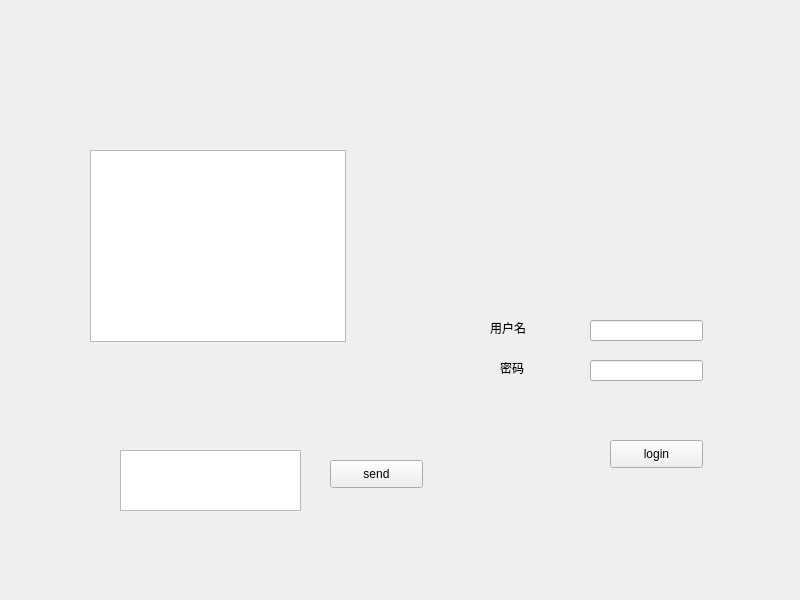
Qt form myClient/widget.ui (xzhy324/myIMbyQT) before a commit.
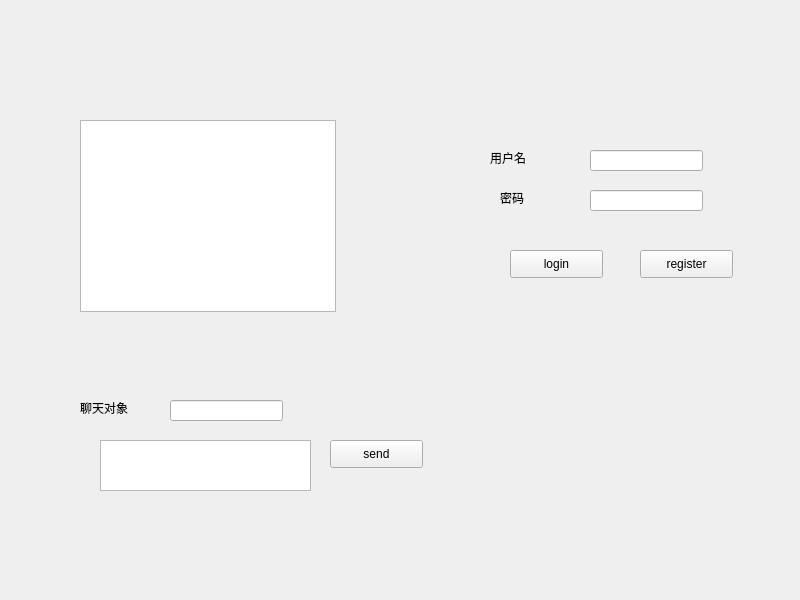
The same form after that commit.

```diff
--- a/myClient/widget.ui
+++ b/myClient/widget.ui
@@ -16,8 +16,8 @@
   <widget class="QPushButton" name="loginButton">
    <property name="geometry">
     <rect>
-     <x>610</x>
-     <y>440</y>
+     <x>510</x>
+     <y>250</y>
      <width>93</width>
      <height>28</height>
     </rect>
@@ -30,7 +30,7 @@
    <property name="geometry">
     <rect>
      <x>590</x>
-     <y>320</y>
+     <y>150</y>
      <width>113</width>
      <height>21</height>
     </rect>
@@ -40,17 +40,26 @@
    <property name="geometry">
     <rect>
      <x>590</x>
-     <y>360</y>
+     <y>190</y>
      <width>113</width>
      <height>21</height>
     </rect>
    </property>
+   <property name="focusPolicy">
+    <enum>Qt::StrongFocus</enum>
+   </property>
+   <property name="echoMode">
+    <enum>QLineEdit::Password</enum>
+   </property>
+   <property name="clearButtonEnabled">
+    <bool>false</bool>
+   </property>
   </widget>
   <widget class="QLabel" name="label">
    <property name="geometry">
     <rect>
      <x>490</x>
-     <y>320</y>
+     <y>150</y>
      <width>72</width>
      <height>15</height>
     </rect>
@@ -63,7 +72,7 @@
    <property name="geometry">
     <rect>
      <x>500</x>
-     <y>360</y>
+     <y>190</y>
      <width>72</width>
      <height>15</height>
     </rect>
@@ -76,7 +85,7 @@
    <property name="geometry">
     <rect>
      <x>330</x>
-     <y>460</y>
+     <y>440</y>
      <width>93</width>
      <height>28</height>
     </rect>
@@ -88,8 +97,8 @@
   <widget class="QTextBrowser" name="textBrowser">
    <property name="geometry">
     <rect>
-     <x>90</x>
-     <y>150</y>
+     <x>80</x>
+     <y>120</y>
      <width>256</width>
      <height>192</height>
     </rect>
@@ -98,13 +107,49 @@
   <widget class="QTextEdit" name="inputEdit">
    <property name="geometry">
     <rect>
-     <x>120</x>
-     <y>450</y>
-     <width>181</width>
-     <height>61</height>
+     <x>100</x>
+     <y>440</y>
+     <width>211</width>
+     <height>51</height>
     </rect>
    </property>
   </widget>
+  <widget class="QPushButton" name="registerButton">
+   <property name="geometry">
+    <rect>
+     <x>640</x>
+     <y>250</y>
+     <width>93</width>
+     <height>28</height>
+    </rect>
+   </property>
+   <property name="text">
+    <string>register</string>
+   </property>
+  </widget>
+  <widget class="QLineEdit" name="lineEdit_reciever">
+   <property name="geometry">
+    <rect>
+     <x>170</x>
+     <y>400</y>
+     <width>113</width>
+     <height>21</height>
+    </rect>
+   </property>
+  </widget>
+  <widget class="QLabel" name="label_3">
+   <property name="geometry">
+    <rect>
+     <x>80</x>
+     <y>400</y>
+     <width>72</width>
+     <height>15</height>
+    </rect>
+   </property>
+   <property name="text">
+    <string>聊天对象</string>
+   </property>
+  </widget>
  </widget>
  <resources/>
  <connections/>
```
Left out of the diff: 4 changed lines with no effect on the pictures.
